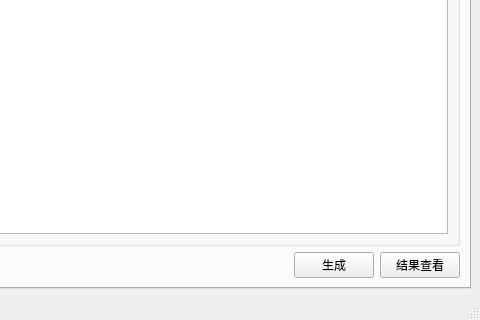
Qt form mainwindow.ui (fantasyfanwuren/ChiaMintNFT1) before a commit; both pictures show x 436 to 916 and y 429 to 749 of the 916 by 749 pixel window.
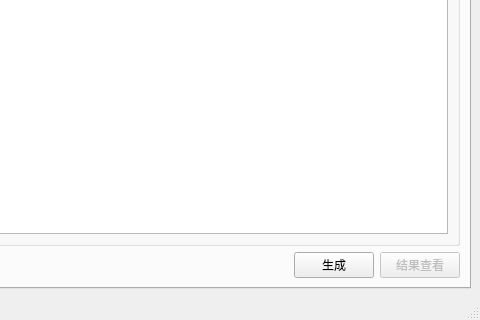
The same form after that commit.

```diff
--- a/mainwindow.ui
+++ b/mainwindow.ui
@@ -257,6 +257,9 @@
         </item>
         <item row="2" column="4">
          <widget class="QPushButton" name="pushButtonResult">
+          <property name="enabled">
+           <bool>false</bool>
+          </property>
           <property name="text">
            <string>结果查看</string>
           </property>
```
